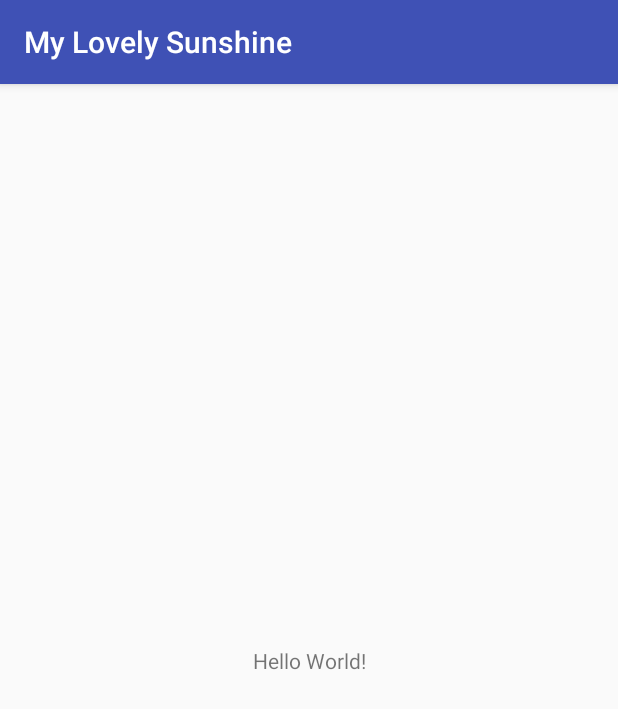
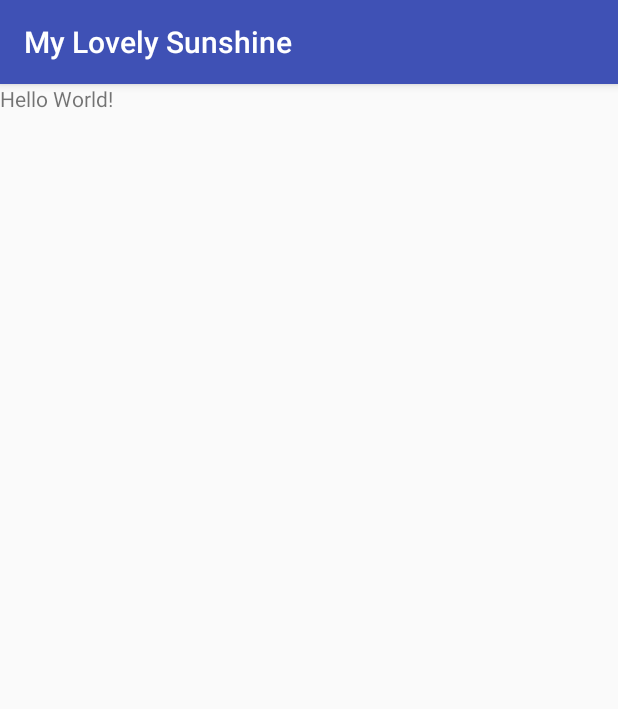
Before and after one commit to achyarcoz/my-lovely-sunshine, an Android app: the screen it shows after launch (MainActivity), on a phone screen of 412 x 824 dp. Shown: the top 709 px of the screen. Run offline under Robolectric (Android 15) with nearby library versions, the phone set to English and light mode, and no system bars.

Commit message:
update gradle, remove Constrain Layout

```diff
--- a/app/build.gradle
+++ b/app/build.gradle
@@ -25,6 +25,5 @@ dependencies {
         exclude group: 'com.android.support', module: 'support-annotations'
     })
     compile 'com.android.support:appcompat-v7:25.3.1'
-    compile 'com.android.support.constraint:constraint-layout:1.0.2'
     testCompile 'junit:junit:4.12'
 }
--- a/app/src/main/res/layout/activity_main.xml
+++ b/app/src/main/res/layout/activity_main.xml
@@ -1,5 +1,5 @@
 <?xml version="1.0" encoding="utf-8"?>
-<android.support.constraint.ConstraintLayout xmlns:android="http://schemas.android.com/apk/res/android"
+<RelativeLayout xmlns:android="http://schemas.android.com/apk/res/android"
     xmlns:app="http://schemas.android.com/apk/res-auto"
     xmlns:tools="http://schemas.android.com/tools"
     android:layout_width="match_parent"
@@ -9,10 +9,6 @@
     <TextView
         android:layout_width="wrap_content"
         android:layout_height="wrap_content"
-        android:text="Hello World!"
-        app:layout_constraintBottom_toBottomOf="parent"
-        app:layout_constraintLeft_toLeftOf="parent"
-        app:layout_constraintRight_toRightOf="parent"
-        app:layout_constraintTop_toTopOf="parent" />
+        android:text="Hello World!" />
 
-</android.support.constraint.ConstraintLayout>
+</RelativeLayout>
```
